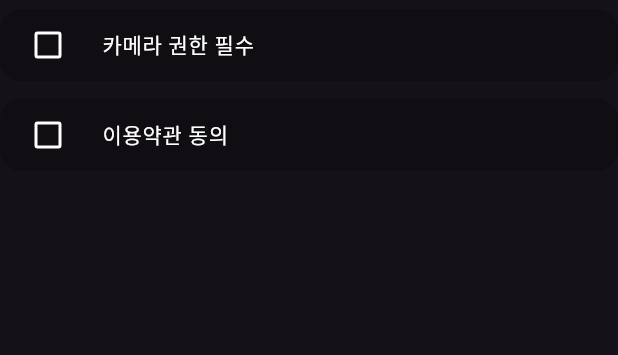
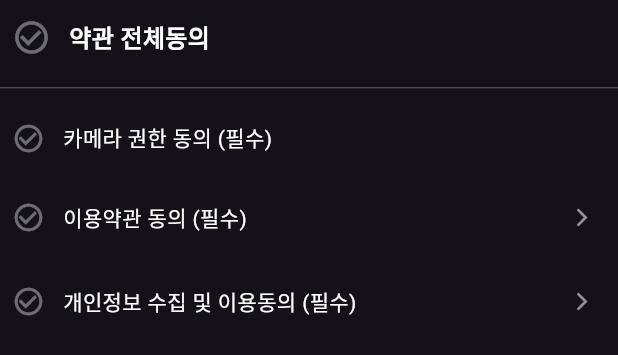
Before and after one commit to Goatt8/SLOTT_app, a Flutter app: the PermissionSection widget shown alone on an empty page, opened directly with empty values, on a phone screen of 412 x 824 dp. Shown: the top 355 px of the screen. Run offline on Flutter 3.47's test engine with Material 3 defaults, Android fonts, the phone set to English and light mode, and no system bars; our stand-ins replace camera, cloud_firestore, firebase_auth, firebase_core, firebase_storage, flutter_cache_manager and 5 more; missing offline and left inert: cached_video_player_plus, video_compress; accounts and stored records are empty; network calls fail.

Commit message:
Screen, widget/ LoginScreen 및 로그인위젯에서 약관동의 로직 추가

```diff
--- a/lib/Widget/Login/permission_section.dart
+++ b/lib/Widget/Login/permission_section.dart
@@ -1,12 +1,11 @@
 import 'package:flutter/material.dart';
+import 'package:permission_handler/permission_handler.dart';
 
 class PermissionSection extends StatefulWidget {
-  const PermissionSection({
-    super.key,
-    required this.onPermissionChanged,
-  });
+  const PermissionSection({super.key, required this.onPermissionChanged});
 
-  final ValueChanged<bool> onPermissionChanged;
+  // 💡 부모(로그인스크린)에게 약관동의 여부와 버전을 함께 넘겨주도록 변경합니다.
+  final Function(bool isAllAgreed, String version) onPermissionChanged;
 
   @override
   State<PermissionSection> createState() => _PermissionSectionState();
@@ -15,59 +14,212 @@ class PermissionSection extends StatefulWidget {
 class _PermissionSectionState extends State<PermissionSection> {
   bool _cameraAgreed = false;
   bool _termsAgreed = false;
+  bool _privacyAgreed = false;
+
+  bool get _isAllChecked => _cameraAgreed && _termsAgreed && _privacyAgreed;
+
+  final String _currentTermsVersion = "v1.0.0";
 
   void _notify() {
-    widget.onPermissionChanged(_cameraAgreed && _termsAgreed);
+    widget.onPermissionChanged(
+      _cameraAgreed && _termsAgreed && _privacyAgreed,
+      _currentTermsVersion,
+    );
+  }
+
+  //MARK: All Agree
+  void _toggleAll(bool? data) {
+    final targetState = data ?? !_isAllChecked;
+    setState(() {
+      _termsAgreed = targetState;
+      _privacyAgreed = targetState;
+
+      if (targetState) {
+        _requestCameraPermission();
+      } else {
+        _cameraAgreed = false;
+      }
+    });
+    _notify();
+  }
+
+  //MARK: Request
+  Future<void> _requestCameraPermission() async {
+    if (_cameraAgreed) {
+      setState(() => _cameraAgreed = false);
+      _notify();
+      return;
+    }
+
+    PermissionStatus status = await Permission.camera.status;
+    //MARK: User Reject
+    if (status.isPermanentlyDenied) {
+      if (mounted) {
+        _showSettingsDialog();
+      }
+      return;
+    }
+
+    status = await Permission.camera.request();
+
+    if (status.isGranted) {
+      setState(() => _cameraAgreed = true);
+    } else if (status.isPermanentlyDenied || status.isRestricted) {
+      if (mounted) _showSettingsDialog();
+    } else {
+      setState(() => _cameraAgreed = false);
+      if (mounted) {
+        _notify();
+      }
+    }
+    _notify();
+  }
+
+  void _showSettingsDialog() {
+    showDialog(
+      context: context,
+      builder: (context) => AlertDialog(
+        title: const Text('카메라 권한 필요'),
+        content: const Text('카메라 기능 사용을 위해 스마트폰 설정에서 카메라 권한을 허용해주세요.'),
+        actions: [
+          TextButton(
+            onPressed: () => Navigator.pop(context),
+            child: const Text('취소'),
+          ),
+          TextButton(
+            onPressed: () {
+              Navigator.pop(context);
+              //MARK: App Setting
+              openAppSettings();
+            },
+            child: const Text('설정으로 이동'),
+          ),
+        ],
+      ),
+    );
+  }
+
+  Widget _buildAllAgreeRow() {
+    return InkWell(
+      onTap: () => _toggleAll(!_isAllChecked),
+      borderRadius: BorderRadius.circular(14),
+      child: Padding(
+        padding: const EdgeInsets.symmetric(vertical: 12.0, horizontal: 8.0),
+        child: Row(
+          children: [
+            Icon(
+              _isAllChecked ? Icons.check_circle : Icons.check_circle_outline,
+              color: _isAllChecked ? Colors.greenAccent : Colors.white38,
+              size: 26,
+            ),
+            const SizedBox(width: 12),
+            const Text(
+              "약관 전체동의",
+              style: TextStyle(
+                color: Colors.white,
+                fontSize: 16,
+                fontWeight: FontWeight.bold,
+              ),
+            ),
+          ],
+        ),
+      ),
+    );
+  }
+
+  Widget _buildAgreementRow({
+    required String text,
+    required bool value,
+    required VoidCallback onTap,
+    VoidCallback? onArrowPressed,
+  }) {
+    return Padding(
+      padding: const EdgeInsets.symmetric(vertical: 4.0),
+      child: Row(
+        children: [
+          Expanded(
+            child: InkWell(
+              onTap: onTap,
+              borderRadius: BorderRadius.circular(14),
+              child: Padding(
+                padding: const EdgeInsets.symmetric(
+                  vertical: 10.0,
+                  horizontal: 8.0,
+                ),
+                child: Row(
+                  children: [
+                    Icon(
+                      value ? Icons.check_circle : Icons.check_circle_outline,
+                      color: value ? Colors.white : Colors.white38,
+                      size: 22,
+                    ),
+                    const SizedBox(width: 12),
+                    Expanded(
+                      child: Text(
+                        text,
+                        style: const TextStyle(
+                          color: Colors.white,
+                          fontSize: 14,
+                        ),
+                      ),
+                    ),
+                  ],
+                ),
+              ),
+            ),
+          ),
+
+          if (onArrowPressed != null)
+            IconButton(
+              icon: const Icon(
+                Icons.arrow_forward_ios,
+                color: Colors.white54,
+                size: 14,
+              ),
+              onPressed: onArrowPressed,
+            ),
+        ],
+      ),
+    );
   }
 
   @override
   Widget build(BuildContext context) {
     return Column(
+      crossAxisAlignment: CrossAxisAlignment.start,
       children: [
-        _permissionRow(
-          "카메라 권한 필수",
-          _cameraAgreed,
-          (value) {
-            setState(() => _cameraAgreed = value ?? false);
+        _buildAllAgreeRow(),
+
+        const Padding(
+          padding: EdgeInsets.symmetric(vertical: 8.0),
+          child: Divider(color: Colors.white24, height: 1),
+        ),
+
+        _buildAgreementRow(
+          text: "카메라 권한 동의 (필수)",
+          value: _cameraAgreed,
+          onTap: () => _requestCameraPermission(),
+        ),
+        _buildAgreementRow(
+          text: "이용약관 동의 (필수)",
+          value: _termsAgreed,
+          onTap: () {
+            setState(() => _termsAgreed = !_termsAgreed);
             _notify();
           },
+          onArrowPressed: () {
+            print("이용약관 상세 보기 클릭");
+          },
         ),
-        _permissionRow(
-          "이용약관 동의",
-          _termsAgreed,
-          (value) {
-            setState(() => _termsAgreed = value ?? false);
-            _notify();
+        _buildAgreementRow(
+          text: "개인정보 수집 및 이용동의 (필수)",
+          value: _privacyAgreed,
+          onTap: () => setState(() => _privacyAgreed = !_privacyAgreed),
+          onArrowPressed: () {
+            print("개인정보 상세 보기 클릭");
           },
         ),
       ],
     );
   }
-
-  Widget _permissionRow(
-    String text,
-    bool value,
-    ValueChanged<bool?> onChanged,
-  ) {
-    return Container(
-      margin: const EdgeInsets.symmetric(vertical: 6),
-      decoration: BoxDecoration(
-        color: Colors.black.withValues(alpha: 0.22),
-        borderRadius: BorderRadius.circular(14),
-      ),
-      child: CheckboxListTile(
-        dense: true,
-        value: value,
-        onChanged: onChanged,
-        checkColor: Colors.black,
-        activeColor: Colors.white,
-        contentPadding: const EdgeInsets.symmetric(horizontal: 12),
-        controlAffinity: ListTileControlAffinity.leading,
-        title: Text(
-          text,
-          style: const TextStyle(color: Colors.white, fontSize: 14),
-        ),
-      ),
-    );
-  }
 }
--- a/pubspec.yaml
+++ b/pubspec.yaml
@@ -50,6 +50,7 @@ dependencies:
   cached_video_player_plus: ^3.0.1
   flutter_cache_manager: ^3.4.1
   preload_page_view: ^0.2.0
+  permission_handler: ^12.0.1
 
 dev_dependencies:
   flutter_test:
```
Also changed, not shown: lib/Screen/login_screen.dart (+10 -5 lines), lib/Widget/Login/profile_section.dart (+8 -1 lines), pubspec.lock, 2 other files.
